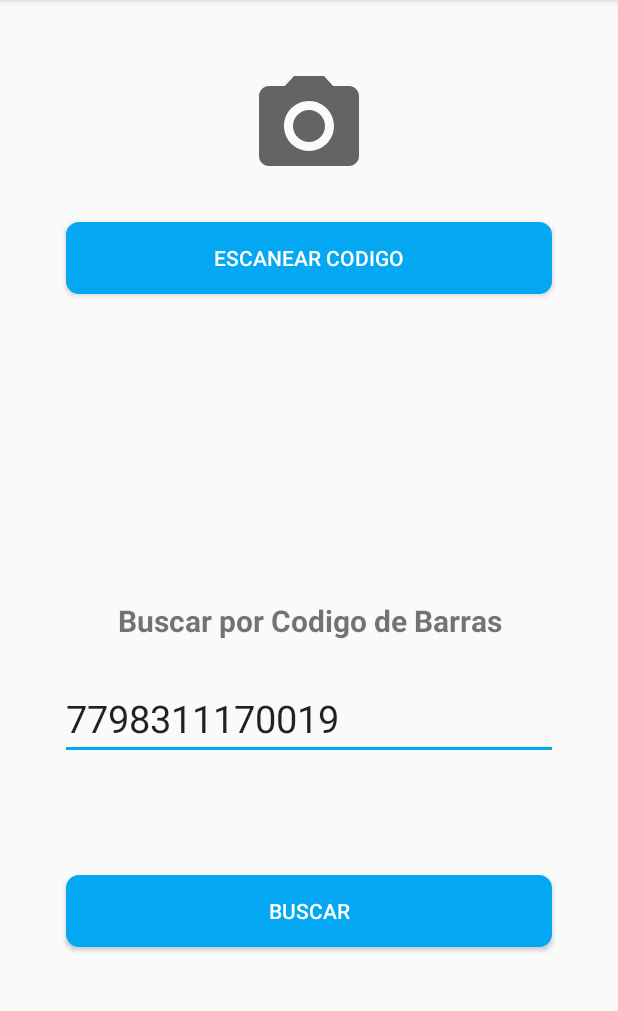
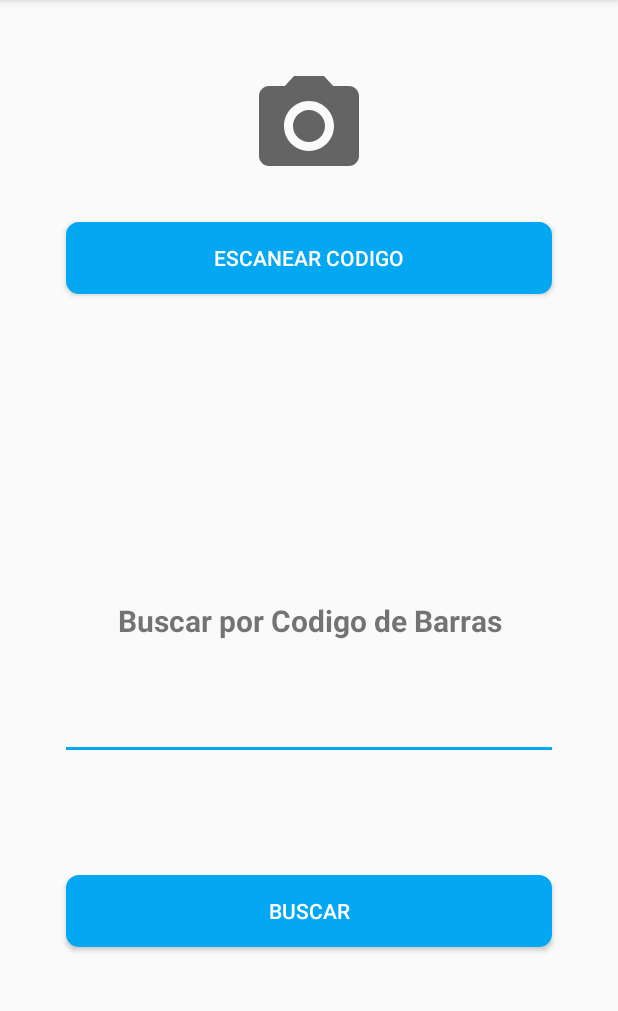
Before and after one commit to MCoder-coder/lectorbarras, an Android app: the MainActivity screen opened directly, with no data from a screen before it, on a phone screen of 412 x 824 dp, the part 84-1095 px from its top. Run offline under Robolectric (Android 15) with nearby library versions, the phone set to English and light mode, and no system bars; libraries missing offline, so code that uses them is left out: com.google.zxing.integration; 2 statements that could not run were skipped.

Commit message:
ultimod csmbiod

```diff
--- a/app/src/main/res/layout/activity_main.xml
+++ b/app/src/main/res/layout/activity_main.xml
@@ -47,7 +47,7 @@
         android:layout_marginTop="24dp"
         android:layout_marginEnd="20dp"
         android:textSize="@dimen/edit_Text"
-        android:text="7798311170019"
+
         android:inputType="numberDecimal"
         app:layout_constraintEnd_toEndOf="parent"
         app:layout_constraintHorizontal_bias="0.6"
```
